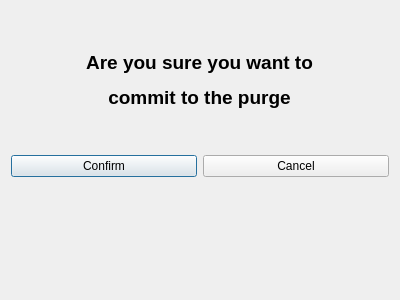
Old version of the form vika3/dialogues/tortimafolk.ui in the repository editomars/VLN1_h22.
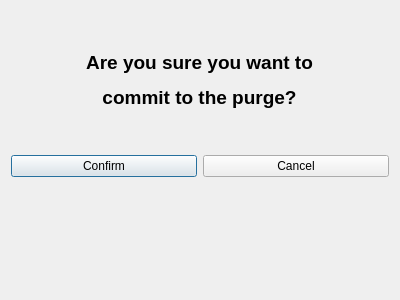
New version of the form.

Diff of the .ui file:
```diff
--- a/vika3/dialogues/tortimafolk.ui
+++ b/vika3/dialogues/tortimafolk.ui
@@ -38,7 +38,7 @@
       </font>
      </property>
      <property name="text">
-      <string>&lt;html&gt;&lt;head/&gt;&lt;body&gt;&lt;p align=&quot;center&quot;&gt;&lt;span style=&quot; font-weight:600;&quot;&gt;Are you sure you want to&lt;/span&gt;&lt;/p&gt;&lt;p align=&quot;center&quot;&gt;&lt;span style=&quot; font-weight:600;&quot;&gt;commit to the purge&lt;/span&gt;&lt;/p&gt;&lt;/body&gt;&lt;/html&gt;</string>
+      <string>&lt;html&gt;&lt;head/&gt;&lt;body&gt;&lt;p align=&quot;center&quot;&gt;&lt;span style=&quot; font-weight:600;&quot;&gt;Are you sure you want to&lt;/span&gt;&lt;/p&gt;&lt;p align=&quot;center&quot;&gt;&lt;span style=&quot; font-weight:600;&quot;&gt;commit to the purge?&lt;/span&gt;&lt;/p&gt;&lt;/body&gt;&lt;/html&gt;</string>
      </property>
     </widget>
    </item>
```
